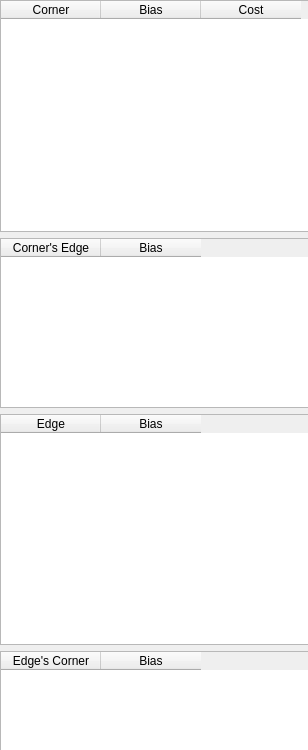
Before: the Qt Designer form StitchView/corneredge.ui in chenyufjfz/ChipPintu, drawn with Qt 5.
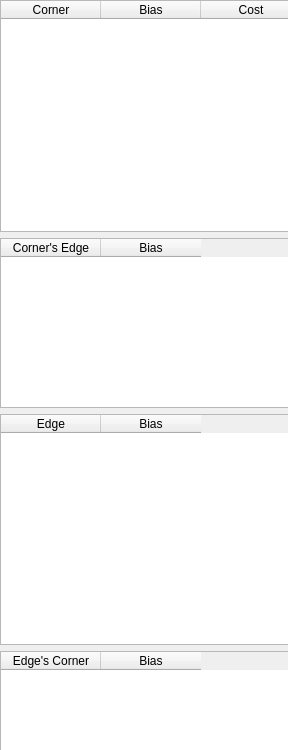
After: the same form once the commit is applied.

```diff
--- a/StitchView/corneredge.ui
+++ b/StitchView/corneredge.ui
@@ -6,7 +6,7 @@
    <rect>
     <x>0</x>
     <y>0</y>
-    <width>308</width>
+    <width>288</width>
     <height>750</height>
    </rect>
   </property>
@@ -23,8 +23,17 @@
     </rect>
    </property>
    <layout class="QVBoxLayout" name="verticalLayout">
+    <property name="sizeConstraint">
+     <enum>QLayout::SetDefaultConstraint</enum>
+    </property>
     <item>
      <widget class="QTableWidget" name="corner_tbl0">
+      <property name="sizePolicy">
+       <sizepolicy hsizetype="Minimum" vsizetype="Expanding">
+        <horstretch>0</horstretch>
+        <verstretch>0</verstretch>
+       </sizepolicy>
+      </property>
       <property name="focusPolicy">
        <enum>Qt::NoFocus</enum>
       </property>
@@ -47,6 +56,12 @@
     </item>
     <item>
      <widget class="QTableWidget" name="edge_tbl1">
+      <property name="sizePolicy">
+       <sizepolicy hsizetype="Minimum" vsizetype="Expanding">
+        <horstretch>0</horstretch>
+        <verstretch>0</verstretch>
+       </sizepolicy>
+      </property>
       <property name="maximumSize">
        <size>
         <width>16777215</width>
@@ -70,6 +85,12 @@
     </item>
     <item>
      <widget class="QTableWidget" name="edge_tb0">
+      <property name="sizePolicy">
+       <sizepolicy hsizetype="Minimum" vsizetype="Expanding">
+        <horstretch>0</horstretch>
+        <verstretch>0</verstretch>
+       </sizepolicy>
+      </property>
       <property name="focusPolicy">
        <enum>Qt::NoFocus</enum>
       </property>
@@ -87,6 +108,12 @@
     </item>
     <item>
      <widget class="QTableWidget" name="corner_tbl1">
+      <property name="sizePolicy">
+       <sizepolicy hsizetype="Minimum" vsizetype="Expanding">
+        <horstretch>0</horstretch>
+        <verstretch>0</verstretch>
+       </sizepolicy>
+      </property>
       <property name="maximumSize">
        <size>
         <width>16777215</width>
```
